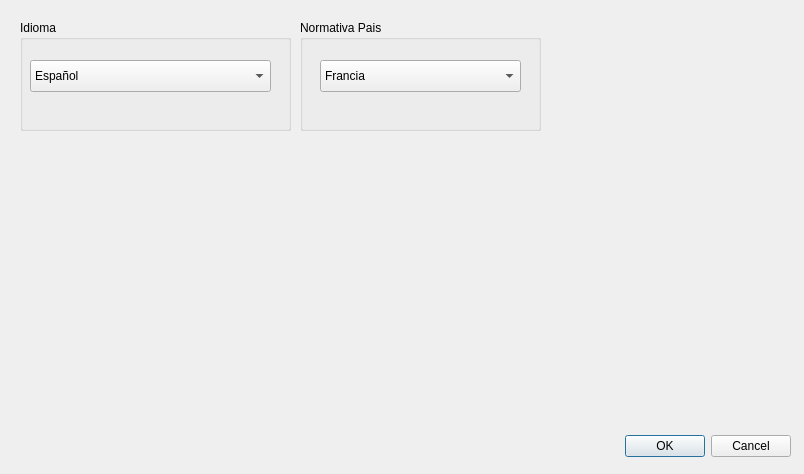
MarcArtStudio3D/creative_ERP, file app/ui/frmConfig.ui: the form before one commit.
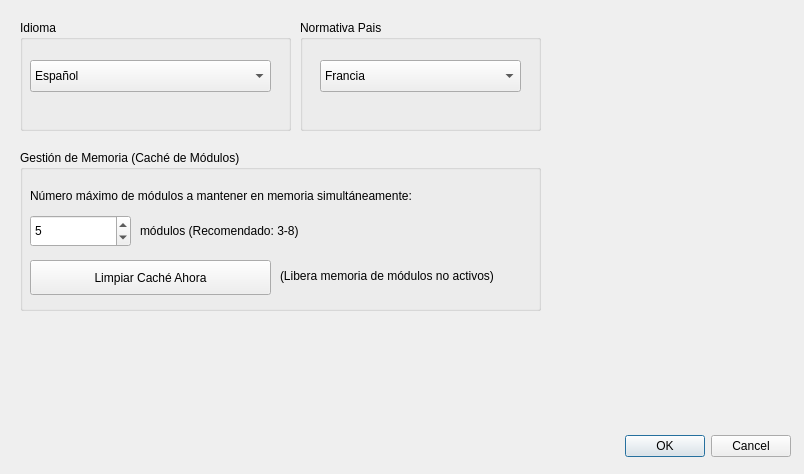
The form after the commit.

```diff
--- a/app/ui/frmConfig.ui
+++ b/app/ui/frmConfig.ui
@@ -105,6 +105,93 @@
     </item>
    </widget>
   </widget>
+  <widget class="QGroupBox" name="groupBox_3">
+   <property name="geometry">
+    <rect>
+     <x>20</x>
+     <y>150</y>
+     <width>521</width>
+     <height>161</height>
+    </rect>
+   </property>
+   <property name="title">
+    <string>Gestión de Memoria (Caché de Módulos)</string>
+   </property>
+   <widget class="QLabel" name="label">
+    <property name="geometry">
+     <rect>
+      <x>10</x>
+      <y>30</y>
+      <width>491</width>
+      <height>31</height>
+     </rect>
+    </property>
+    <property name="text">
+     <string>Número máximo de módulos a mantener en memoria simultáneamente:</string>
+    </property>
+    <property name="wordWrap">
+     <bool>true</bool>
+    </property>
+   </widget>
+   <widget class="QSpinBox" name="spinMaxModulos">
+    <property name="geometry">
+     <rect>
+      <x>10</x>
+      <y>65</y>
+      <width>101</width>
+      <height>32</height>
+     </rect>
+    </property>
+    <property name="minimum">
+     <number>1</number>
+    </property>
+    <property name="maximum">
+     <number>20</number>
+    </property>
+    <property name="value">
+     <number>5</number>
+    </property>
+   </widget>
+   <widget class="QLabel" name="label_2">
+    <property name="geometry">
+     <rect>
+      <x>120</x>
+      <y>65</y>
+      <width>381</width>
+      <height>31</height>
+     </rect>
+    </property>
+    <property name="text">
+     <string>módulos (Recomendado: 3-8)</string>
+    </property>
+   </widget>
+   <widget class="QPushButton" name="btnLimpiarCache">
+    <property name="geometry">
+     <rect>
+      <x>10</x>
+      <y>110</y>
+      <width>241</width>
+      <height>35</height>
+     </rect>
+    </property>
+    <property name="text">
+     <string>Limpiar Caché Ahora</string>
+    </property>
+   </widget>
+   <widget class="QLabel" name="label_3">
+    <property name="geometry">
+     <rect>
+      <x>260</x>
+      <y>110</y>
+      <width>251</width>
+      <height>31</height>
+     </rect>
+    </property>
+    <property name="text">
+     <string>(Libera memoria de módulos no activos)</string>
+    </property>
+   </widget>
+  </widget>
  </widget>
  <resources/>
  <connections>
```
